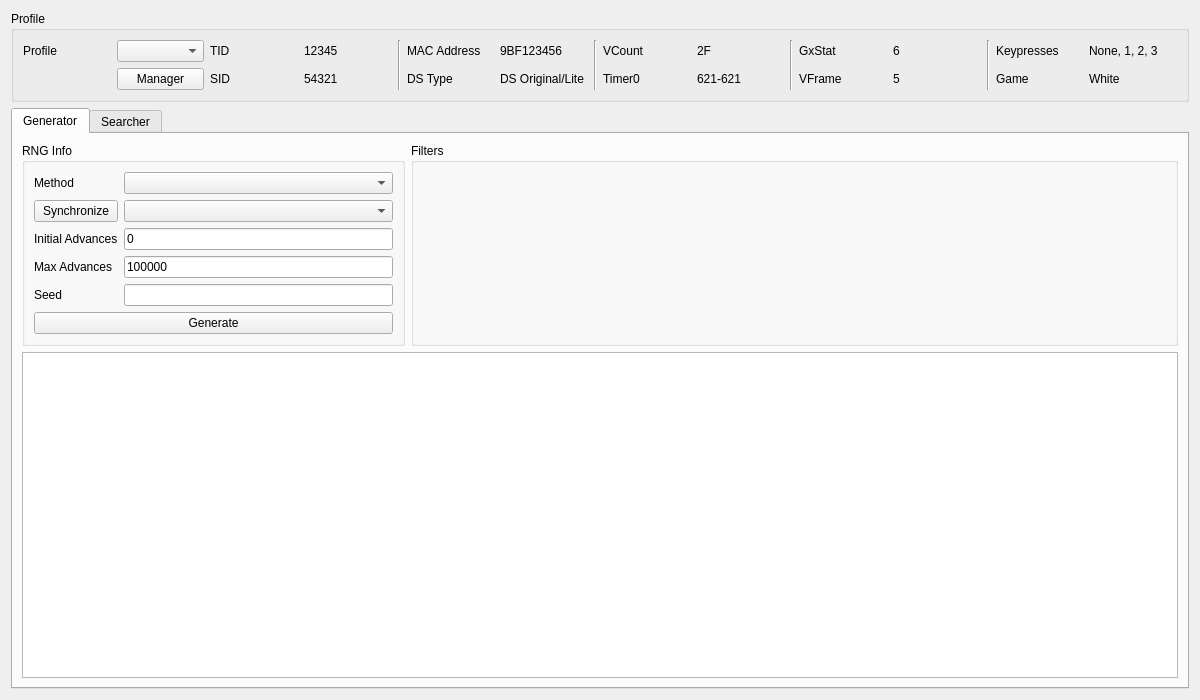
Admiral-Fish/PokeFinder, file Source/Forms/Gen5/Stationary5.ui: the form before one commit.
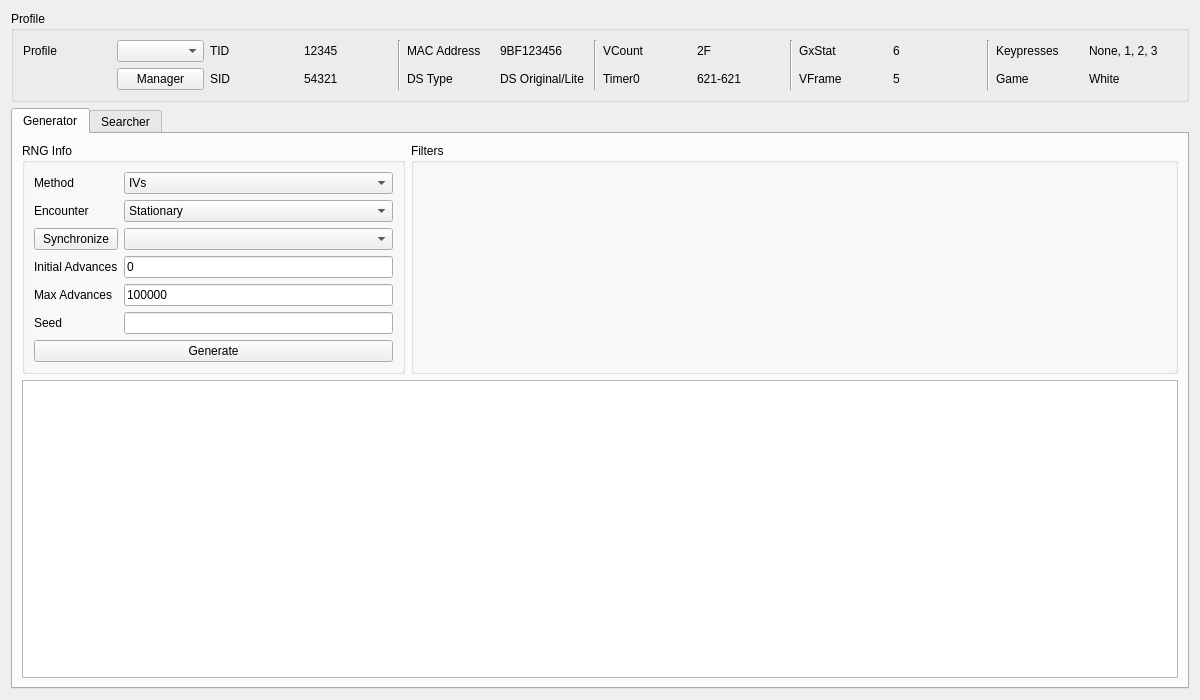
The form after the commit. The open tabs and pages were chosen to show the change. Custom widgets are drawn as their Qt base class.

```diff
--- a/Source/Forms/Gen5/Stationary5.ui
+++ b/Source/Forms/Gen5/Stationary5.ui
@@ -236,13 +236,41 @@
           <string>RNG Info</string>
          </property>
          <layout class="QGridLayout" name="gridLayout_6">
-          <item row="4" column="0">
-           <widget class="QLabel" name="labelGeneratorSeed">
+          <item row="3" column="0">
+           <widget class="QLabel" name="labelGeneratorStartingAdvance">
             <property name="text">
-             <string>Seed</string>
+             <string>Initial Advances</string>
             </property>
            </widget>
           </item>
+          <item row="0" column="1">
+           <widget class="ComboBox" name="comboBoxGeneratorMethod">
+            <property name="layoutDirection">
+             <enum>Qt::LeftToRight</enum>
+            </property>
+            <property name="editable">
+             <bool>false</bool>
+            </property>
+            <property name="frame">
+             <bool>true</bool>
+            </property>
+            <item>
+             <property name="text">
+              <string>IVs</string>
+             </property>
+            </item>
+            <item>
+             <property name="text">
+              <string>IVs C-Gear</string>
+             </property>
+            </item>
+            <item>
+             <property name="text">
+              <string>PIDRNG</string>
+             </property>
+            </item>
+           </widget>
+          </item>
           <item row="0" column="0">
            <widget class="QLabel" name="labelGeneratorMethod">
             <property name="text">
@@ -251,6 +279,49 @@
            </widget>
           </item>
           <item row="4" column="1">
+           <widget class="TextBox" name="textBoxGeneratorMaxAdvances">
+            <property name="inputMask">
+             <string/>
+            </property>
+            <property name="text">
+             <string notr="true">100000</string>
+            </property>
+            <property name="maxLength">
+             <number>10</number>
+            </property>
+           </widget>
+          </item>
+          <item row="6" column="0" colspan="2">
+           <widget class="QPushButton" name="pushButtonGenerate">
+            <property name="enabled">
+             <bool>true</bool>
+            </property>
+            <property name="text">
+             <string>Generate</string>
+            </property>
+            <property name="checkable">
+             <bool>false</bool>
+            </property>
+            <property name="autoDefault">
+             <bool>false</bool>
+            </property>
+           </widget>
+          </item>
+          <item row="5" column="0">
+           <widget class="QLabel" name="labelGeneratorSeed">
+            <property name="text">
+             <string>Seed</string>
+            </property>
+           </widget>
+          </item>
+          <item row="2" column="0">
+           <widget class="QPushButton" name="pushButtonGeneratorLead">
+            <property name="text">
+             <string>Synchronize</string>
+            </property>
+           </widget>
+          </item>
+          <item row="5" column="1">
            <widget class="TextBox" name="textBoxGeneratorSeed">
             <property name="inputMask">
              <string/>
@@ -272,14 +343,7 @@
             </property>
            </widget>
           </item>
-          <item row="2" column="0">
-           <widget class="QLabel" name="labelGeneratorStartingAdvance">
-            <property name="text">
-             <string>Initial Advances</string>
-            </property>
-           </widget>
-          </item>
-          <item row="3" column="0">
+          <item row="4" column="0">
            <widget class="QLabel" name="labelGeneratorMaxAdvances">
             <property name="text">
              <string>Max Advances</string>
@@ -287,70 +351,42 @@
            </widget>
           </item>
           <item row="2" column="1">
-           <widget class="TextBox" name="textBoxGeneratorStartingAdvance">
-            <property name="inputMask">
-             <string/>
-            </property>
-            <property name="text">
-             <string notr="true">0</string>
-            </property>
-            <property name="maxLength">
-             <number>10</number>
-            </property>
-           </widget>
-          </item>
-          <item row="1" column="0">
-           <widget class="QPushButton" name="pushButtonGeneratorLead">
-            <property name="text">
-             <string>Synchronize</string>
-            </property>
-           </widget>
-          </item>
-          <item row="1" column="1">
            <widget class="QComboBox" name="comboBoxGeneratorLead"/>
           </item>
-          <item row="0" column="1">
-           <widget class="QComboBox" name="comboBoxGeneratorMethod">
-            <property name="layoutDirection">
-             <enum>Qt::LeftToRight</enum>
-            </property>
-            <property name="editable">
-             <bool>false</bool>
-            </property>
-            <property name="frame">
-             <bool>true</bool>
-            </property>
-           </widget>
-          </item>
-          <item row="5" column="0" colspan="2">
-           <widget class="QPushButton" name="pushButtonGenerate">
-            <property name="enabled">
-             <bool>true</bool>
-            </property>
-            <property name="text">
-             <string>Generate</string>
-            </property>
-            <property name="checkable">
-             <bool>false</bool>
-            </property>
-            <property name="autoDefault">
-             <bool>false</bool>
-            </property>
-           </widget>
-          </item>
           <item row="3" column="1">
-           <widget class="TextBox" name="textBoxGeneratorMaxAdvances">
+           <widget class="TextBox" name="textBoxGeneratorStartingAdvance">
             <property name="inputMask">
              <string/>
             </property>
             <property name="text">
-             <string notr="true">100000</string>
+             <string notr="true">0</string>
             </property>
             <property name="maxLength">
              <number>10</number>
             </property>
            </widget>
           </item>
+          <item row="1" column="0">
+           <widget class="QLabel" name="labelGeneratorEncounter">
+            <property name="text">
+             <string>Encounter</string>
+            </property>
+           </widget>
+          </item>
+          <item row="1" column="1">
+           <widget class="ComboBox" name="comboBoxGeneratorEncounter">
+            <item>
+             <property name="text">
+              <string>Stationary</string>
+             </property>
+            </item>
+            <item>
+             <property name="text">
+              <string>Roamer</string>
+             </property>
+            </item>
+           </widget>
+          </item>
          </layout>
         </widget>
        </item>
@@ -657,6 +693,11 @@
    <header>Forms/Controls/Filter.hpp</header>
    <container>1</container>
   </customwidget>
+  <customwidget>
+   <class>ComboBox</class>
+   <extends>QComboBox</extends>
+   <header>Forms/Controls/ComboBox.hpp</header>
+  </customwidget>
  </customwidgets>
  <tabstops>
   <tabstop>comboBoxProfiles</tabstop>
```
Left out of the diff: 11 changed lines with no effect on the pictures.
